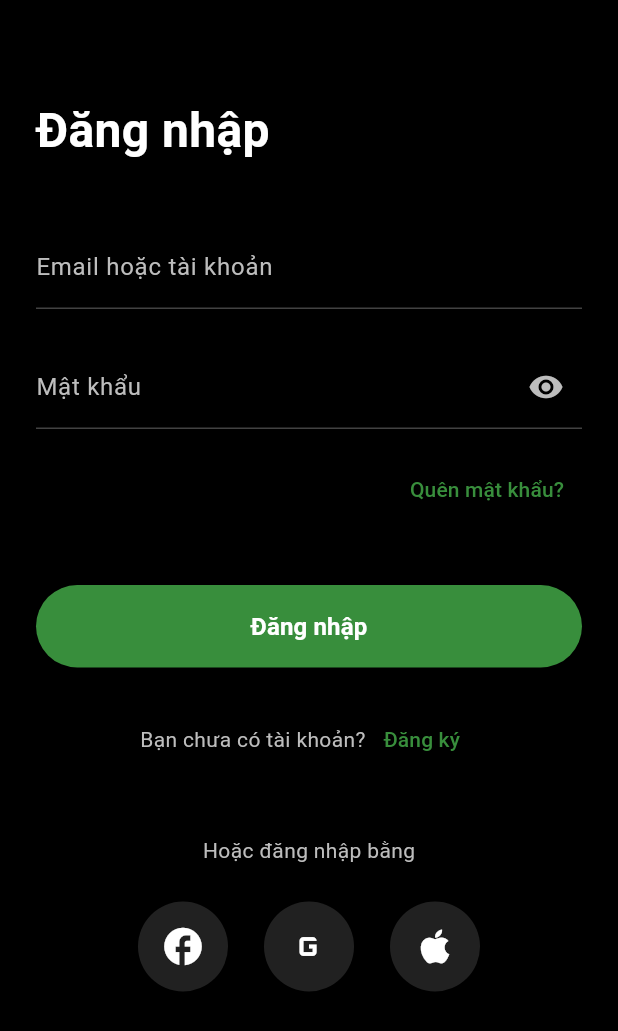
After one commit to thng1642/mobile.heath.fe, a Flutter app: the screen it shows after launch, after a tap on "Đăng nhập", on a phone screen of 412 x 824 dp. The commit adds this screen. Shown: the top 1031 px of the screen. Run offline on Flutter 3.47's test engine with Material 3 defaults, Android fonts, the phone set to English and light mode, and no system bars; our stand-ins replace percent_indicator; generated files the repository leaves out were written again; network calls fail.

Commit message:
Add feature login for app

```diff
--- /dev/null
+++ b/lib/data/repository/auth.dart
@@ -0,0 +1,16 @@
+import 'package:healthycare/data/model/song.dart';
+import 'package:healthycare/data/source/auth.dart';
+import 'package:healthycare/data/source/source.dart';
+
+abstract interface class Repository {
+  Future<bool> login(String username, String password);
+}
+
+class AuthRepository implements Repository {
+  final _remoteDataSource = RemoteAuthSource();
+
+  @override
+  Future<bool> login(String username, String password) async {
+    return await _remoteDataSource.login(username, password);
+  }
+}
--- /dev/null
+++ b/lib/data/source/auth.dart
@@ -0,0 +1,31 @@
+import 'dart:convert';
+
+import 'package:http/http.dart' as http;
+
+abstract interface class DataAuthSource {
+  Future<bool> login(String username, String password);
+}
+
+class RemoteAuthSource implements DataAuthSource {
+  @override
+  Future<bool> login(username, password) async {
+    const url = 'http://10.0.2.2:5050/api/auth/login';
+    final response = await http.Client().post(
+      Uri.parse(url),
+      headers: {
+        'Content-Type': 'application/json',
+      },
+      body: jsonEncode(<String, String>{
+        'email': username,
+        'password': password,
+      }),
+    );
+
+    if (response.statusCode == 200) {
+      final jsonData = jsonDecode(response.body);
+      print(jsonData);
+      return true;
+    }
+    return false;
+  }
+}
--- a/lib/main.dart
+++ b/lib/main.dart
@@ -1,5 +1,5 @@
 import 'package:flutter/material.dart';
-import 'screens/main_screen.dart';
+import 'screens/login_screen.dart';
 
 void main() {
   runApp(const MyApp());
@@ -11,13 +11,17 @@ class MyApp extends StatelessWidget {
   @override
   Widget build(BuildContext context) {
     return MaterialApp(
-      title: 'Samsung Health Clone',
+      title: 'Health Tracker',
       theme: ThemeData(
         brightness: Brightness.dark,
         primarySwatch: Colors.green,
         scaffoldBackgroundColor: Colors.black,
+        textTheme: const TextTheme(
+          bodyLarge: TextStyle(color: Colors.white),
+          bodyMedium: TextStyle(color: Colors.white),
+        ),
       ),
-      home: const MainScreen(),
+      home: const LoginScreen(),
     );
   }
 }
--- /dev/null
+++ b/lib/screens/login_screen.dart
@@ -0,0 +1,238 @@
+import 'package:flutter/material.dart';
+import 'package:flutter/services.dart';
+import 'package:healthycare/data/repository/auth.dart';
+import 'health_tracking_screen.dart';
+
+class LoginScreen extends StatefulWidget {
+  const LoginScreen({Key? key}) : super(key: key);
+
+  @override
+  State<LoginScreen> createState() => _LoginScreenState();
+}
+
+class _LoginScreenState extends State<LoginScreen> {
+  final TextEditingController _emailController = TextEditingController();
+  final TextEditingController _passwordController = TextEditingController();
+  bool _isPasswordVisible = false;
+
+  @override
+  void dispose() {
+    _emailController.dispose();
+    _passwordController.dispose();
+    super.dispose();
+  }
+
+  @override
+  Widget build(BuildContext context) {
+    return Scaffold(
+      backgroundColor: Colors.black,
+      body: SafeArea(
+        child: SingleChildScrollView(
+          child: Padding(
+            padding: const EdgeInsets.all(24.0),
+            child: Column(
+              crossAxisAlignment: CrossAxisAlignment.start,
+              children: [
+                const SizedBox(height: 40),
+                const Text(
+                  'Đăng nhập',
+                  style: TextStyle(
+                    color: Colors.white,
+                    fontSize: 32,
+                    fontWeight: FontWeight.bold,
+                  ),
+                ),
+                const SizedBox(height: 40),
+                TextField(
+                  controller: _emailController,
+                  style: const TextStyle(color: Colors.white),
+                  decoration: InputDecoration(
+                    labelText: 'Email hoặc tài khoản',
+                    labelStyle: TextStyle(color: Colors.grey[400]),
+                    enabledBorder: UnderlineInputBorder(
+                      borderSide: BorderSide(color: Colors.grey[800]!),
+                    ),
+                    focusedBorder: UnderlineInputBorder(
+                      borderSide: BorderSide(color: Colors.green[700]!),
+                    ),
+                  ),
+                ),
+                const SizedBox(height: 24),
+                TextField(
+                  controller: _passwordController,
+                  style: const TextStyle(color: Colors.white),
+                  obscureText: !_isPasswordVisible,
+                  decoration: InputDecoration(
+                    labelText: 'Mật khẩu',
+                    labelStyle: TextStyle(color: Colors.grey[400]),
+                    enabledBorder: UnderlineInputBorder(
+                      borderSide: BorderSide(color: Colors.grey[800]!),
+                    ),
+                    focusedBorder: UnderlineInputBorder(
+                      borderSide: BorderSide(color: Colors.green[700]!),
+                    ),
+                    suffixIcon: IconButton(
+                      icon: Icon(
+                        _isPasswordVisible
+                            ? Icons.visibility_off
+                            : Icons.visibility,
+                        color: Colors.grey[400],
+                      ),
+                      onPressed: () {
+                        setState(() {
+                          _isPasswordVisible = !_isPasswordVisible;
+                        });
+                      },
+                    ),
+                  ),
+                ),
+                const SizedBox(height: 16),
+                Align(
+                  alignment: Alignment.centerRight,
+                  child: TextButton(
+                    onPressed: () {
+                      // Handle forgot password
+                    },
+                    child: Text(
+                      'Quên mật khẩu?',
+                      style: TextStyle(
+                        color: Colors.green[700],
+                        fontSize: 14,
+                      ),
+                    ),
+                  ),
+                ),
+                const SizedBox(height: 40),
+                SizedBox(
+                  width: double.infinity,
+                  child: ElevatedButton(
+                    onPressed: () async {
+                      // Handle login
+                      // Call login api
+                      final authRepository = AuthRepository();
+                      final isLoginSuccess = await authRepository.login(
+                        _emailController.text,
+                        _passwordController.text,
+                      );
+
+                      if (isLoginSuccess) {
+                        Navigator.pushReplacement(
+                          context,
+                          MaterialPageRoute(
+                            builder: (context) => const HealthTrackingScreen(),
+                          ),
+                        );
+                      }
+                    },
+                    style: ElevatedButton.styleFrom(
+                      backgroundColor: Colors.green[700],
+                      padding: const EdgeInsets.symmetric(vertical: 16),
+                      shape: RoundedRectangleBorder(
+                        borderRadius: BorderRadius.circular(30),
+                      ),
+                    ),
+                    child: const Text(
+                      'Đăng nhập',
+                      style: TextStyle(
+                        color: Colors.white,
+                        fontSize: 16,
+                        fontWeight: FontWeight.bold,
+                      ),
+                    ),
+                  ),
+                ),
+                const SizedBox(height: 24),
+                Row(
+                  mainAxisAlignment: MainAxisAlignment.center,
+                  children: [
+                    Text(
+                      'Bạn chưa có tài khoản?',
+                      style: TextStyle(
+                        color: Colors.grey[400],
+                        fontSize: 14,
+                      ),
+                    ),
+                    TextButton(
+                      onPressed: () {
+                        // Handle sign up
+                      },
+                      child: Text(
+                        'Đăng ký',
+                        style: TextStyle(
+                          color: Colors.green[700],
+                          fontSize: 14,
+                        ),
+                      ),
+                    ),
+                  ],
+                ),
+                const SizedBox(height: 40),
+                Center(
+                  child: Text(
+                    'Hoặc đăng nhập bằng',
+                    style: TextStyle(
+                      color: Colors.grey[400],
+                      fontSize: 14,
+                    ),
+                  ),
+                ),
+                const SizedBox(height: 24),
+                Row(
+                  mainAxisAlignment: MainAxisAlignment.center,
+                  children: [
+                    _buildSocialButton(
+                      icon: Icons.facebook,
+                      onPressed: () {
+                        // Handle Facebook login
+                      },
+                    ),
+                    const SizedBox(width: 24),
+                    _buildSocialButton(
+                      icon: Icons.g_mobiledata,
+                      onPressed: () {
+                        // Handle Google login
+                      },
+                    ),
+                    const SizedBox(width: 24),
+                    _buildSocialButton(
+                      icon: Icons.apple,
+                      onPressed: () {
+                        // Handle Apple login
+                      },
+                    ),
+                  ],
+                ),
+              ],
+            ),
+          ),
+        ),
+      ),
+    );
+  }
+
+  Widget _buildSocialButton({
+    required IconData icon,
+    required VoidCallback onPressed,
+  }) {
+    return Material(
+      color: Colors.transparent,
+      child: InkWell(
+        onTap: onPressed,
+        borderRadius: BorderRadius.circular(30),
+        child: Container(
+          width: 60,
+          height: 60,
+          decoration: BoxDecoration(
+            color: Colors.grey[900],
+            shape: BoxShape.circle,
+          ),
+          child: Icon(
+            icon,
+            color: Colors.white,
+            size: 30,
+          ),
+        ),
+      ),
+    );
+  }
+}
--- a/pubspec.yaml
+++ b/pubspec.yaml
@@ -30,7 +30,6 @@ environment:
 dependencies:
   flutter:
     sdk: flutter
-
   # The following adds the Cupertino Icons font to your application.
   # Use with the CupertinoIcons class for iOS style icons.
   cupertino_icons: ^1.0.2
```
Also changed, not shown: lib/data/repository/repository.dart (indentation only).
